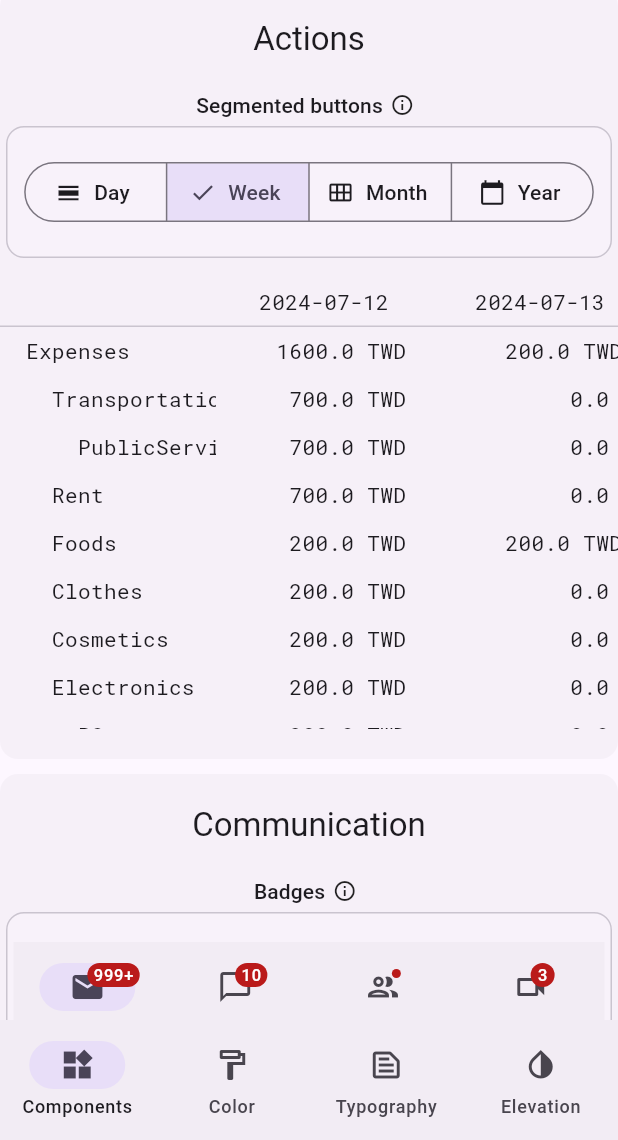
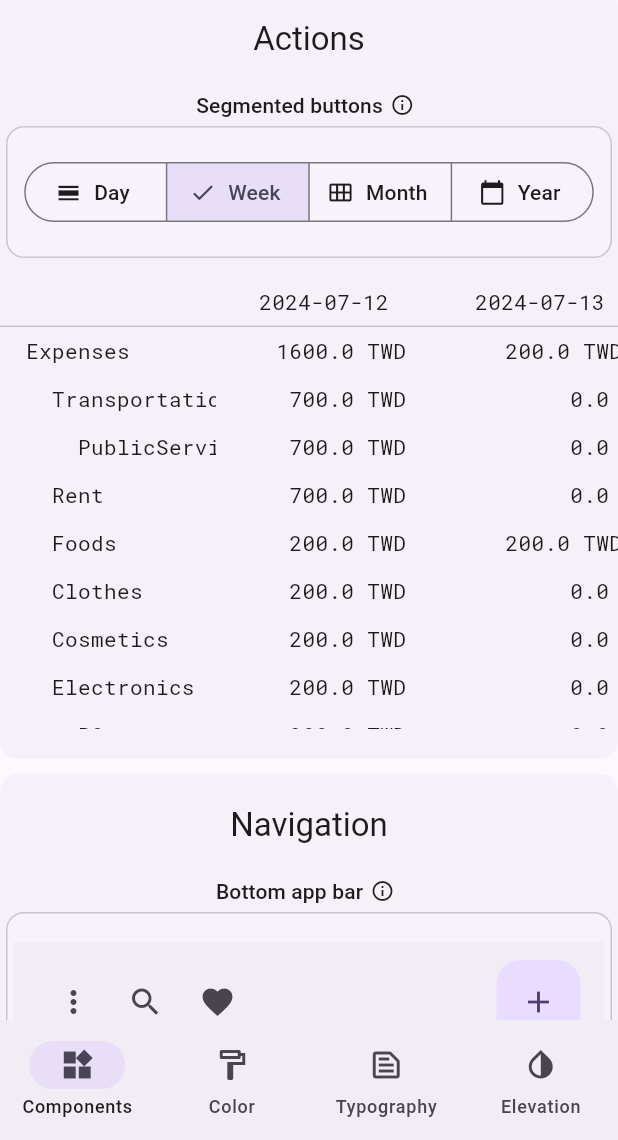
Before and after one commit to AJua/dledger_app, a Flutter app: the screen it shows after launch, after a tap on "Week", on a phone screen of 412 x 824 dp, the part 96-1236 px from its top. Run offline on Flutter 3.47's test engine with Material 3 defaults, Android fonts, the light colour scheme and no system bars; drawn by our look-alikes of syncfusion_flutter_datagrid; our stand-ins replace equatable, go_router, google_fonts, url_strategy; missing offline and left inert: adaptive_navigation, window_size.

Commit message:
Remove more unused components

```diff
--- a/apps/dledger_app/lib/src/screens/component_screen.dart
+++ b/apps/dledger_app/lib/src/screens/component_screen.dart
@@ -30,10 +30,6 @@ class FirstComponentList extends StatelessWidget {
   Widget build(BuildContext context) {
     List<Widget> children = [
       const Actions(),
-      colDivider,
-      const Communication(),
-      colDivider,
-      const Containment(),
       if (!showSecondList) ...[
         colDivider,
         Navigation(scaffoldKey: scaffoldKey),
@@ -220,39 +216,6 @@ class Actions extends StatelessWidget {
   }
 }
 
-class Communication extends StatelessWidget {
-  const Communication({super.key});
-
-  @override
-  Widget build(BuildContext context) {
-    return const ComponentGroupDecoration(label: 'Communication', children: [
-      NavigationBars(
-        selectedIndex: 1,
-        isExampleBar: true,
-        isBadgeExample: true,
-      ),
-      ProgressIndicators(),
-      SnackBarSection(),
-    ]);
-  }
-}
-
-class Containment extends StatelessWidget {
-  const Containment({super.key});
-
-  @override
-  Widget build(BuildContext context) {
-    return const ComponentGroupDecoration(label: 'Containment', children: [
-      BottomSheetSection(),
-      Cards(),
-      Dialogs(),
-      Dividers(),
-      // TODO: Add Lists, https://github.com/flutter/flutter/issues/114006
-      // TODO: Add Side sheets, https://github.com/flutter/flutter/issues/119328
-    ]);
-  }
-}
-
 class Navigation extends StatelessWidget {
   const Navigation({super.key, required this.scaffoldKey});
 
@@ -260,17 +223,12 @@ class Navigation extends StatelessWidget {
 
   @override
   Widget build(BuildContext context) {
-    return ComponentGroupDecoration(label: 'Navigation', children: [
-      const BottomAppBars(),
-      const NavigationBars(
+    return const ComponentGroupDecoration(label: 'Navigation', children: [
+      BottomAppBars(),
+      NavigationBars(
         selectedIndex: 0,
         isExampleBar: true,
       ),
-      NavigationDrawers(scaffoldKey: scaffoldKey),
-      const NavigationRails(),
-      const Tabs(),
-      const SearchAnchors(),
-      const TopAppBars(),
     ]);
   }
 }
@@ -281,14 +239,8 @@ class Selection extends StatelessWidget {
   @override
   Widget build(BuildContext context) {
     return const ComponentGroupDecoration(label: 'Selection', children: [
-      Checkboxes(),
-      Chips(),
       DatePicker(),
       TimePicker(),
-      Menus(),
-      Radios(),
-      Sliders(),
-      Switches(),
     ]);
   }
 }
```
